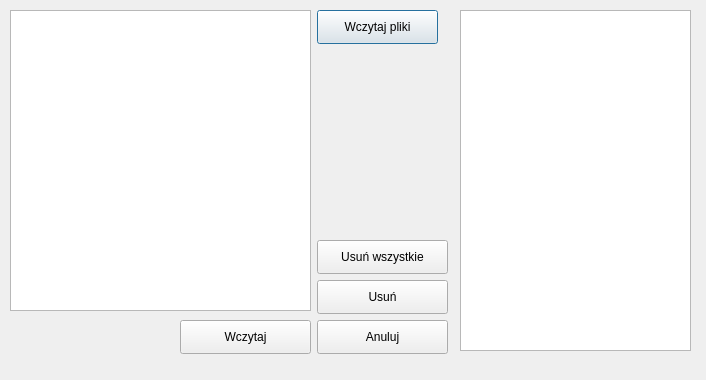
Old version of the form interface/terratest_dialog_base.ui in the repository macwojs/terratest-qgis-plugin.
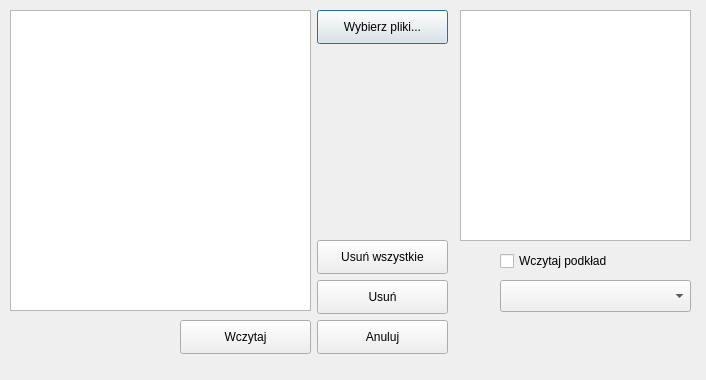
New version of the form.

Commit message: Load wms during data load

The edit to the form file:
```diff
--- a/interface/terratest_dialog_base.ui
+++ b/interface/terratest_dialog_base.ui
@@ -18,12 +18,12 @@
     <rect>
      <x>317</x>
      <y>10</y>
-     <width>121</width>
+     <width>131</width>
      <height>34</height>
     </rect>
    </property>
    <property name="text">
-    <string>Wczytaj pliki</string>
+    <string>Wybierz pliki...</string>
    </property>
   </widget>
   <widget class="QPushButton" name="generateButton">
@@ -94,13 +94,36 @@
      <x>460</x>
      <y>10</y>
      <width>231</width>
-     <height>341</height>
+     <height>231</height>
     </rect>
    </property>
    <property name="readOnly">
     <bool>true</bool>
    </property>
   </widget>
+  <widget class="QCheckBox" name="wmsCheckbox">
+   <property name="geometry">
+    <rect>
+     <x>500</x>
+     <y>250</y>
+     <width>131</width>
+     <height>22</height>
+    </rect>
+   </property>
+   <property name="text">
+    <string>Wczytaj podkład</string>
+   </property>
+  </widget>
+  <widget class="QComboBox" name="wmsList">
+   <property name="geometry">
+    <rect>
+     <x>500</x>
+     <y>280</y>
+     <width>191</width>
+     <height>32</height>
+    </rect>
+   </property>
+  </widget>
  </widget>
  <resources/>
  <connections/>
```
The commit also changes 1 other file.
